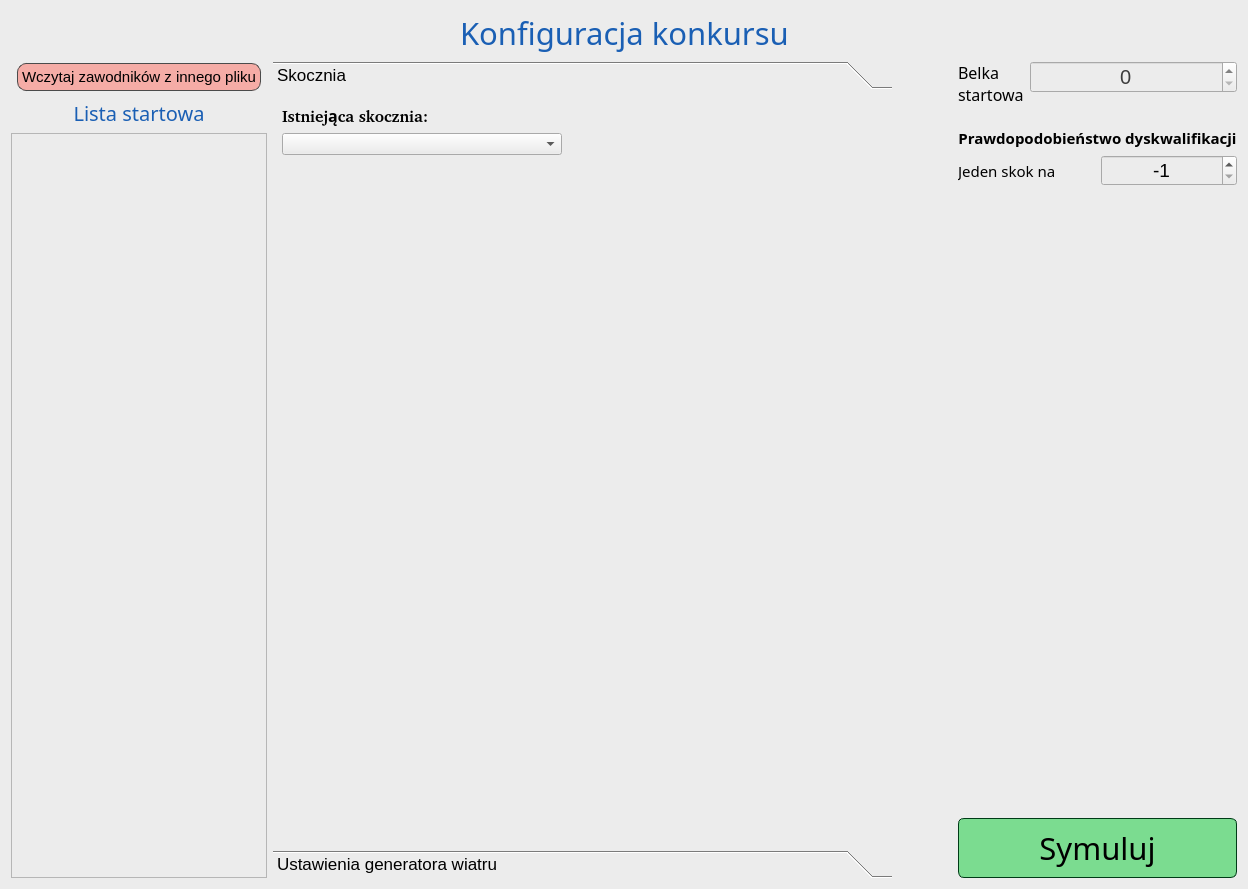
The window that source/UI/Competition/CompetitionConfigWindow.ui (SiekamCebule/sj-sim) describes before a commit, drawn with Qt 5.
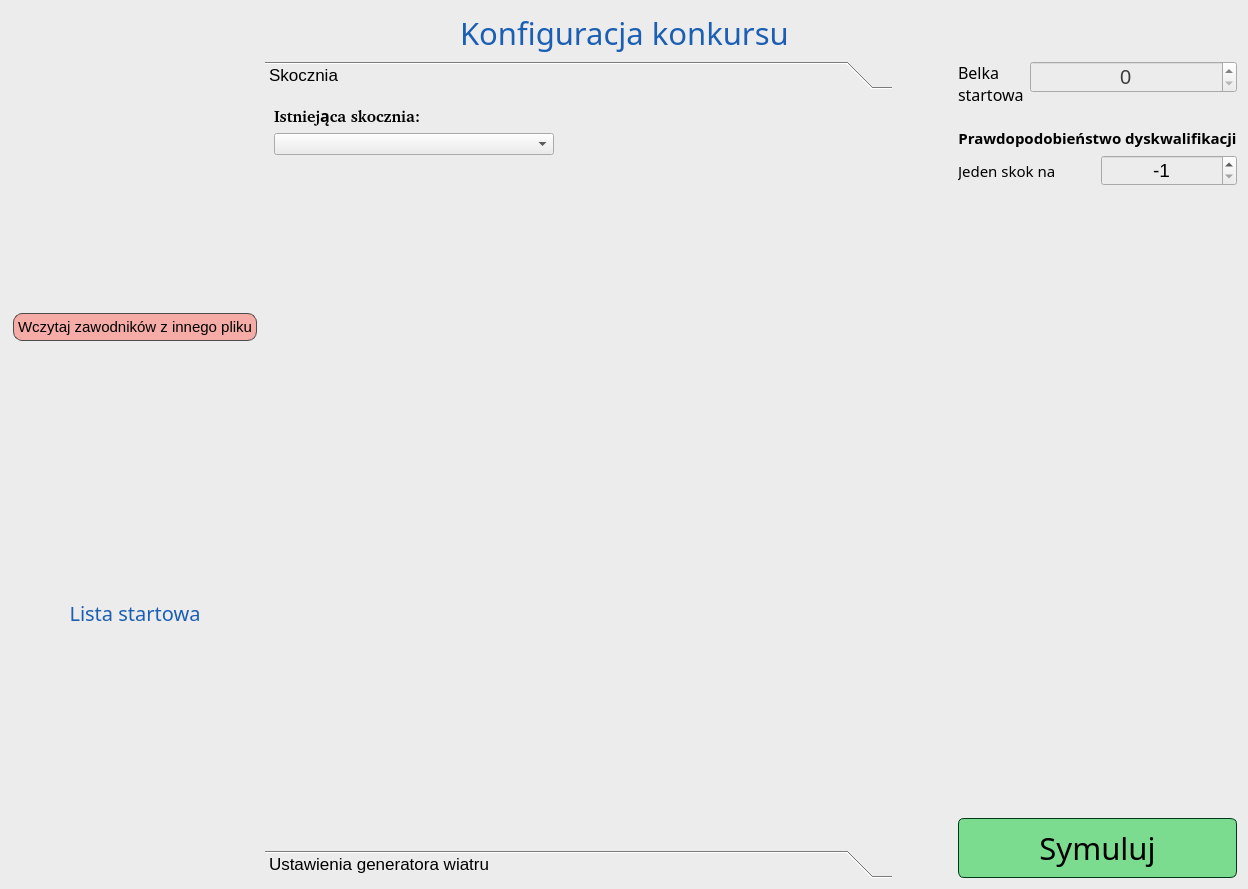
The same window after the commit.

Patch:
```diff
--- a/source/UI/Competition/CompetitionConfigWindow.ui
+++ b/source/UI/Competition/CompetitionConfigWindow.ui
@@ -130,16 +130,6 @@
          </property>
         </widget>
        </item>
-       <item>
-        <widget class="QListView" name="listView_startList">
-         <property name="sizePolicy">
-          <sizepolicy hsizetype="Maximum" vsizetype="Expanding">
-           <horstretch>0</horstretch>
-           <verstretch>0</verstretch>
-          </sizepolicy>
-         </property>
-        </widget>
-       </item>
       </layout>
      </item>
      <item>
```
